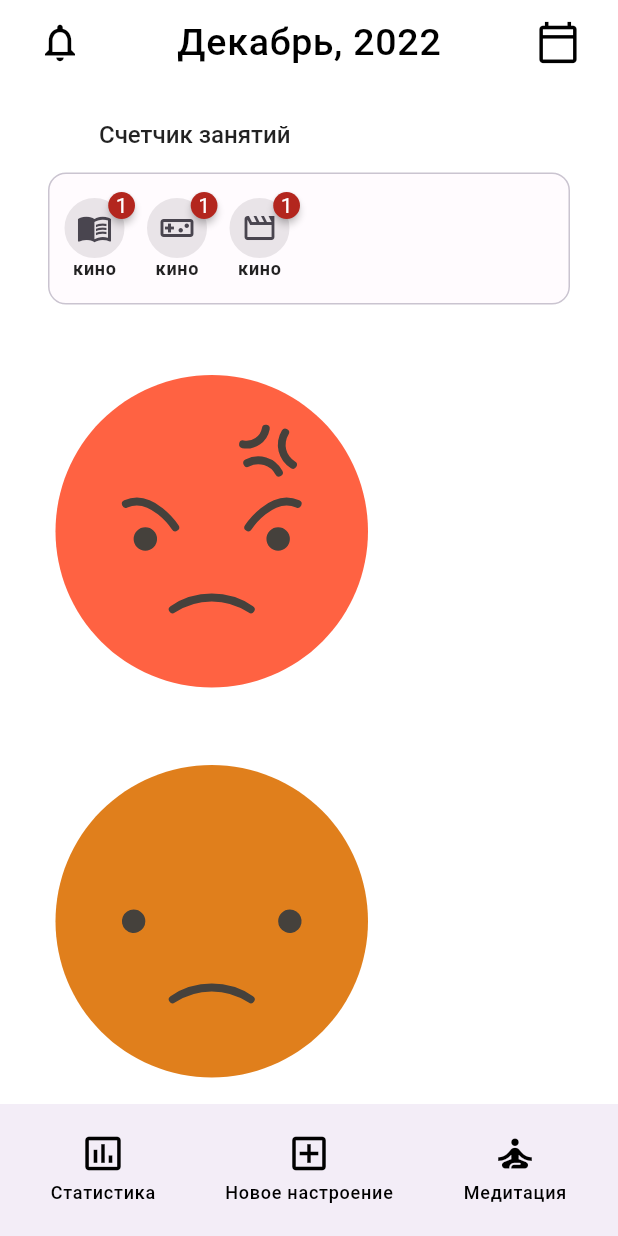
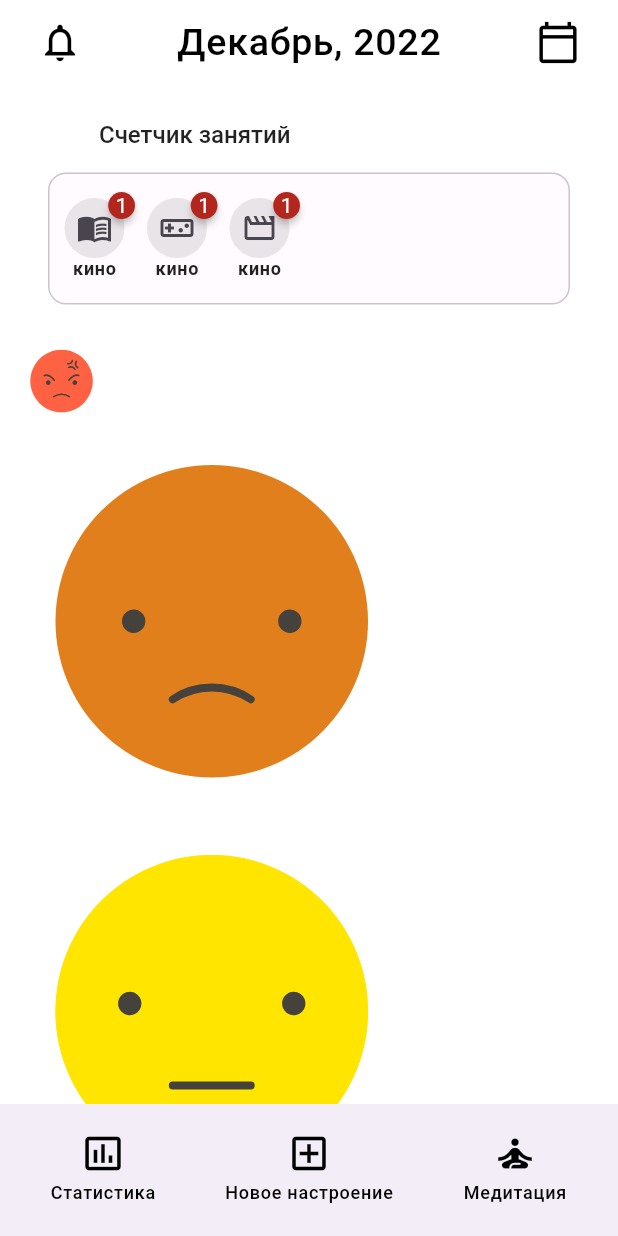
Before and after one commit to Easyboom24/mobile_app, a Flutter app: the screen it shows after launch, on a phone screen of 412 x 824 dp. Run offline on Flutter 3.47's test engine with Material 2 defaults, Android fonts, the phone set to English and light mode, and no system bars; drawn by our look-alikes of badges; our stand-ins replace flutter_svg, sqflite; accounts and stored records are empty.

Commit message:
корректировка ассетов

```diff
--- a/lib/main.dart
+++ b/lib/main.dart
@@ -443,6 +443,8 @@ class _MyHomePageState extends State<MyHomePage> {
               ),
               SvgPicture.asset(
                 'assets/moods/1.svg',
+                width: 50,
+                height: 50,
               ),
               SvgPicture.asset(
                 'assets/moods/2.svg',
```
